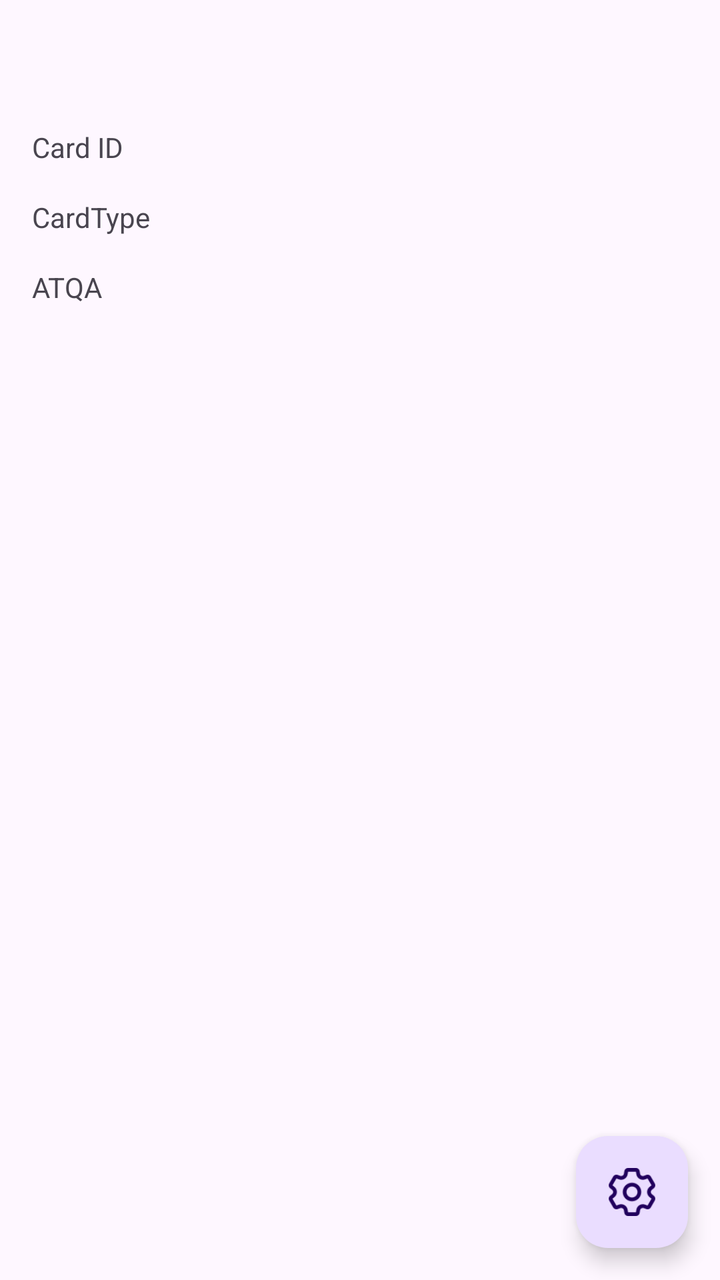
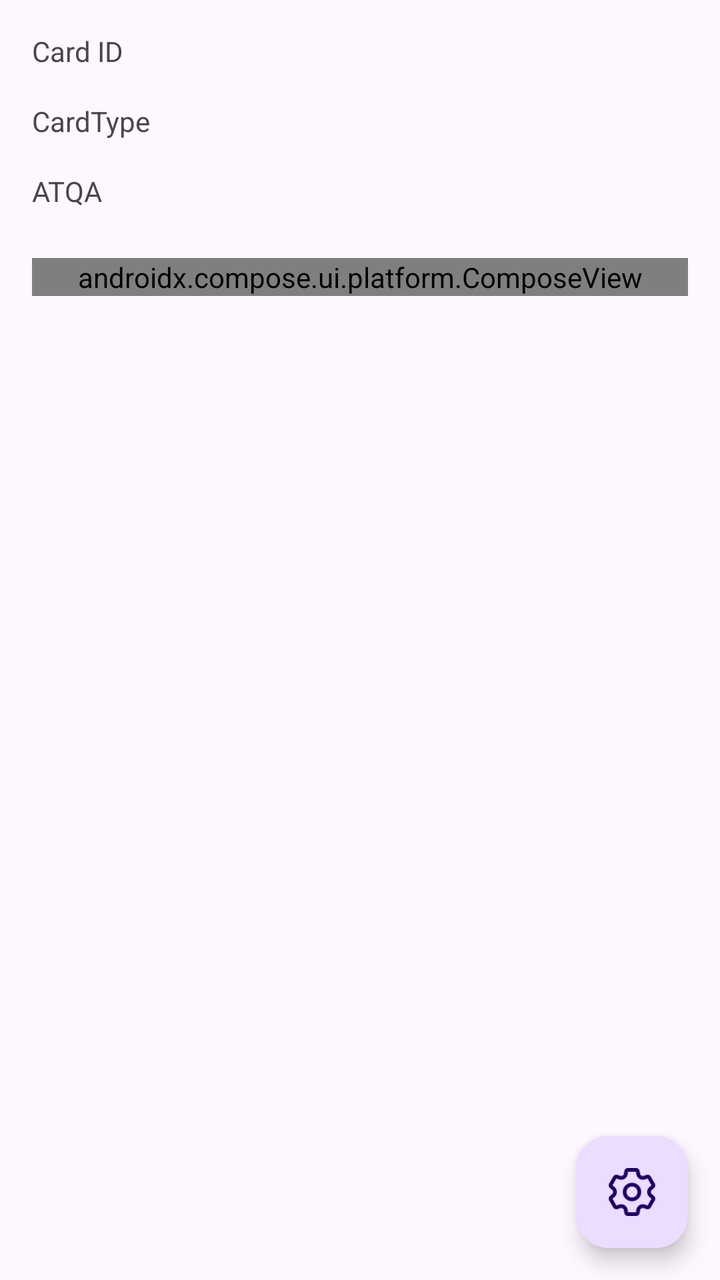

Before-and-after screenshots of an Android layout around one commit, followed by the original layout XML and the change that was made.
<!-- AndroidManifest.xml: activity theme Theme.FurCardReader -->
<!-- res/layout/activity_main.xml -->
<?xml version="1.0" encoding="utf-8"?>
<androidx.coordinatorlayout.widget.CoordinatorLayout xmlns:android="http://schemas.android.com/apk/res/android"
    xmlns:app="http://schemas.android.com/apk/res-auto"
    xmlns:tools="http://schemas.android.com/tools"
    android:layout_width="match_parent"
    android:layout_height="match_parent"
    android:fitsSystemWindows="true"
    tools:context=".MainActivity">

    <com.google.android.material.floatingactionbutton.FloatingActionButton
        android:id="@+id/fab"
        android:layout_width="wrap_content"
        android:layout_height="wrap_content"
        android:layout_gravity="bottom|end"
        android:layout_marginEnd="@dimen/fab_margin"
        android:layout_marginBottom="16dp"
        android:contentDescription="@string/setting"
        app:srcCompat="@drawable/setting" />

    <androidx.constraintlayout.widget.ConstraintLayout
        android:layout_width="match_parent"
        android:layout_height="match_parent">

        <com.google.android.material.appbar.AppBarLayout
            android:id="@+id/appBarLayout"
            android:layout_width="match_parent"
            android:layout_height="wrap_content"
            android:fitsSystemWindows="true"
            app:layout_constraintStart_toStartOf="parent"
            app:layout_constraintTop_toTopOf="parent">

            <com.google.android.material.appbar.MaterialToolbar
                android:id="@+id/toolbar"
                android:layout_width="match_parent"
                android:layout_height="48dp" />

        </com.google.android.material.appbar.AppBarLayout>

        <TextView
            android:id="@+id/labelCardID"
            android:layout_width="wrap_content"
            android:layout_height="wrap_content"
            android:layout_marginStart="16dp"
            android:layout_marginTop="16dp"
            android:text="@string/cardid"
            app:layout_constraintStart_toStartOf="parent"
            app:layout_constraintTop_toBottomOf="@+id/appBarLayout" />

        <TextView
            android:id="@+id/tvCardID"
            android:layout_width="wrap_content"
            android:layout_height="wrap_content"
            android:text=""
            app:layout_constraintStart_toStartOf="@+id/tvCardType"
            app:layout_constraintTop_toTopOf="@+id/labelCardID" />

        <TextView
            android:id="@+id/labelCardType"
            android:layout_width="wrap_content"
            android:layout_height="wrap_content"
            android:layout_marginStart="16dp"
            android:layout_marginTop="16dp"
            android:text="@string/cardtype"
            app:layout_constraintStart_toStartOf="parent"
            app:layout_constraintTop_toBottomOf="@+id/labelCardID" />

        <TextView
            android:id="@+id/tvCardType"
            android:layout_width="wrap_content"
            android:layout_height="wrap_content"
            android:layout_marginStart="32dp"
            android:layout_marginTop="16dp"
            android:text=""
            app:layout_constraintStart_toEndOf="@+id/labelCardType"
            app:layout_constraintTop_toBottomOf="@+id/tvCardID" />

        <TextView
            android:id="@+id/labelATQA"
            android:layout_width="wrap_content"
            android:layout_height="wrap_content"
            android:layout_marginStart="16dp"
            android:layout_marginTop="16dp"
            android:text="@string/atqa"
            app:layout_constraintStart_toStartOf="parent"
            app:layout_constraintTop_toBottomOf="@+id/labelCardType" />

        <TextView
            android:id="@+id/tvATQA"
            android:layout_width="wrap_content"
            android:layout_height="wrap_content"
            android:layout_marginTop="16dp"
            android:text=""
            app:layout_constraintStart_toStartOf="@+id/tvCardType"
            app:layout_constraintTop_toBottomOf="@+id/tvCardType" />

        <TextView
            android:id="@+id/tvReadError"
            android:layout_width="wrap_content"
            android:layout_height="wrap_content"
            android:layout_marginBottom="32dp"
            app:layout_constraintBottom_toBottomOf="parent"
            app:layout_constraintEnd_toEndOf="parent"
            app:layout_constraintStart_toStartOf="parent" />

    </androidx.constraintlayout.widget.ConstraintLayout>

</androidx.coordinatorlayout.widget.CoordinatorLayout>
<!-- resources referenced by this layout -->
<resources>
  <dimen name="fab_margin">16dp</dimen>
  <!-- drawable setting: png bitmap (drawable, 1731 bytes) -->
  <string name="atqa">ATQA</string>
  <string name="cardid">Card ID</string>
  <string name="cardtype">CardType</string>
  <string name="setting">Setting</string>
  <style name="Theme.FurCardReader" parent="Base.Theme.FurCardReader" />
  <style name="Base.Theme.FurCardReader" parent="Theme.Material3.DayNight.NoActionBar">
          
          
      </style>
</resources>

<!-- the commit's change to res/layout/activity_main.xml (unified diff, before → after) -->
@@ -1,5 +1,5 @@
 <?xml version="1.0" encoding="utf-8"?>
-<androidx.coordinatorlayout.widget.CoordinatorLayout xmlns:android="http://schemas.android.com/apk/res/android"
+<FrameLayout xmlns:android="http://schemas.android.com/apk/res/android"
     xmlns:app="http://schemas.android.com/apk/res-auto"
     xmlns:tools="http://schemas.android.com/tools"
     android:layout_width="match_parent"
@@ -28,11 +28,6 @@
             android:fitsSystemWindows="true"
             app:layout_constraintStart_toStartOf="parent"
             app:layout_constraintTop_toTopOf="parent">
-
-            <com.google.android.material.appbar.MaterialToolbar
-                android:id="@+id/toolbar"
-                android:layout_width="match_parent"
-                android:layout_height="48dp" />
 
         </com.google.android.material.appbar.AppBarLayout>
 
@@ -93,6 +88,17 @@
             app:layout_constraintStart_toStartOf="@+id/tvCardType"
             app:layout_constraintTop_toBottomOf="@+id/tvCardType" />
 
+        <androidx.compose.ui.platform.ComposeView
+            android:id="@+id/compose_card_view"
+            android:layout_width="match_parent"
+            android:layout_height="wrap_content"
+            android:layout_marginStart="16dp"
+            android:layout_marginTop="24dp"
+            android:layout_marginEnd="16dp"
+            app:layout_constraintEnd_toEndOf="parent"
+            app:layout_constraintStart_toStartOf="parent"
+            app:layout_constraintTop_toBottomOf="@+id/labelATQA" />
+
         <TextView
             android:id="@+id/tvReadError"
             android:layout_width="wrap_content"
@@ -104,4 +110,4 @@
 
     </androidx.constraintlayout.widget.ConstraintLayout>
 
-</androidx.coordinatorlayout.widget.CoordinatorLayout>
+</FrameLayout>
